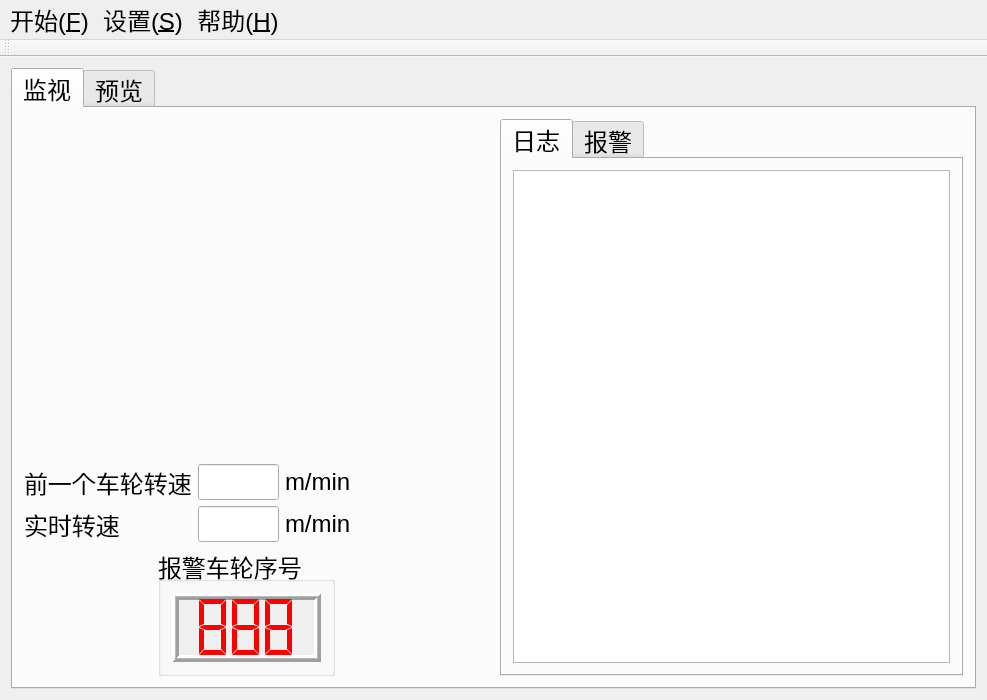
Old version of the form WheelMonitor/MainWindow.ui in the repository cx3386/WheelMonitor.
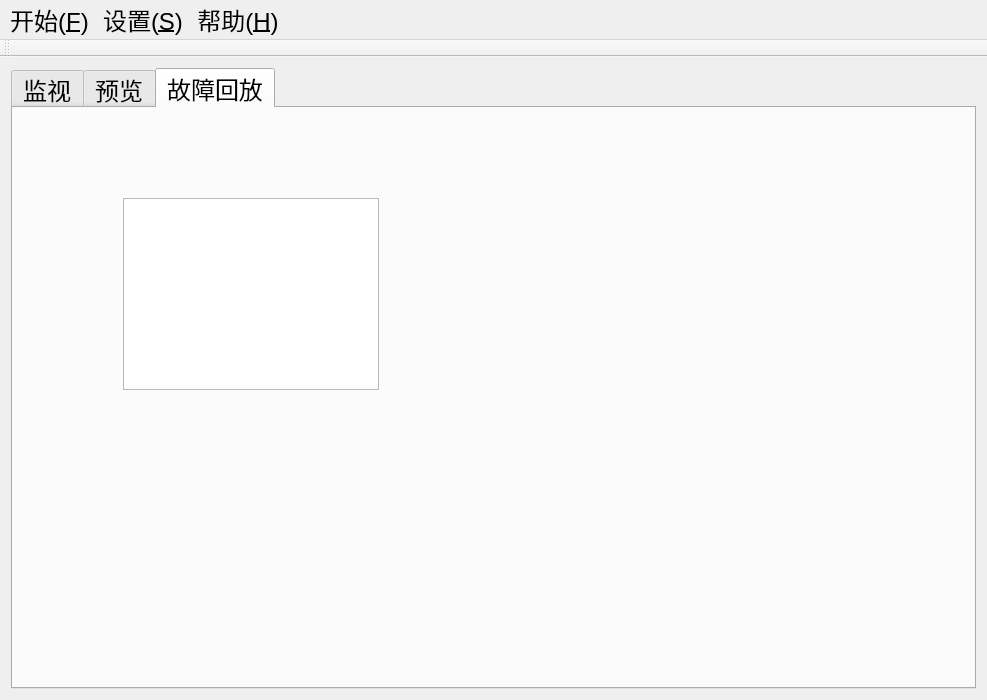
New version of the form. Icons and pictures are not drawn. Custom widgets are drawn as their Qt base class.

Commit message:
feat: add playback tab
- add video player class
- todo: sql database
- todo: plc serialport

```diff
--- a/WheelMonitor/MainWindow.ui
+++ b/WheelMonitor/MainWindow.ui
@@ -30,7 +30,7 @@
        <bool>false</bool>
       </property>
       <property name="currentIndex">
-       <number>0</number>
+       <number>2</number>
       </property>
       <widget class="QWidget" name="monitorTab">
        <attribute name="title">
@@ -393,6 +393,21 @@
         </item>
        </layout>
       </widget>
+      <widget class="QWidget" name="playbackTab">
+       <attribute name="title">
+        <string>故障回放</string>
+       </attribute>
+       <widget class="QTableView" name="tableView">
+        <property name="geometry">
+         <rect>
+          <x>110</x>
+          <y>90</y>
+          <width>256</width>
+          <height>192</height>
+         </rect>
+        </property>
+       </widget>
+      </widget>
      </widget>
     </item>
    </layout>
```
Left out of the diff: 2 changed lines with no effect on the pictures. The commit also changes 11 other files.
